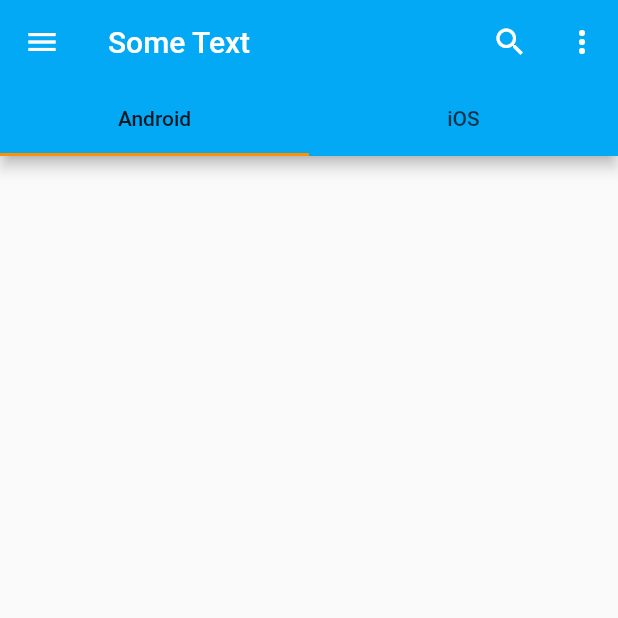
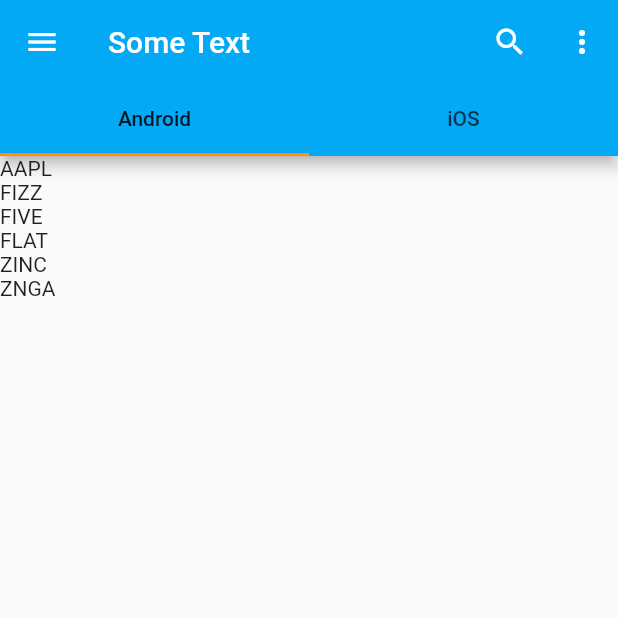
Before and after one commit to sudikrt/flutter_ui_usages, a Flutter app: the screen it shows after launch, on a phone screen of 412 x 824 dp, the top half of it. Run offline on Flutter 3.47's test engine with Material 2 defaults, Android fonts, the phone set to English and light mode, and no system bars.

Commit message:
Activity added

```diff
--- a/lib/main.dart
+++ b/lib/main.dart
@@ -1,5 +1,7 @@
 import 'package:flutter/foundation.dart';
 import 'package:flutter/material.dart';
+
+import 'second.dart';
 
 void main () {
   runApp(new DesignApp());
@@ -45,6 +47,9 @@ enum _DesignTab { android, ios }
 
 class GeekAppState extends State<GeekApp> {
 
+  static const List<String> portfolioSymbols = const <String>["AAPL","FIZZ", "FIVE", "FLAT", "ZINC", "ZNGA"];
+
+
   final TextEditingController _controller = new TextEditingController();
   bool _isComposing = false;
   bool _isSearch = false;
@@ -57,12 +62,16 @@ class GeekAppState extends State<GeekApp> {
             drawer: _buildDrawer(),
             appBar: _isSearch ? _buildSearchBar() :_buildAppBar(),
             body:new TabBarView (
-              controller: null,
-              children: <Widget>[],
+              children: <Widget>[
+                _buildStockTab (context, _DesignTab.android, portfolioSymbols),
+                _buildStockTab (context, _DesignTab.ios, portfolioSymbols)
+              ],
             ),
         )
     );
   }
+
+
 
   /*
   new Container(
@@ -114,7 +123,11 @@ class GeekAppState extends State<GeekApp> {
           new ListTile(
             title: new Text('Settings'),
             leading: new Icon(Icons.settings),
-            onTap: null,
+            onTap: () {
+              Navigator.push(context,
+                new MaterialPageRoute(builder: (_) => new SecondPage())
+              );
+            },
             onLongPress: null,
           ),
           new ListTile(
@@ -275,6 +288,12 @@ class GeekAppState extends State<GeekApp> {
     );
   }
 
+  Widget _buildStockTab(BuildContext context, _DesignTab tab, List<String> portfolioSymbols) {
 
-
+    return new ListView.builder(
+      key: new ValueKey<_DesignTab>(tab),
+      itemBuilder: (_, int index) => new Text(portfolioSymbols[index]),
+      itemCount: portfolioSymbols.length,
+    );
+  }
 }
```
Also changed, not shown: lib/second.dart (+5 -8 lines).
